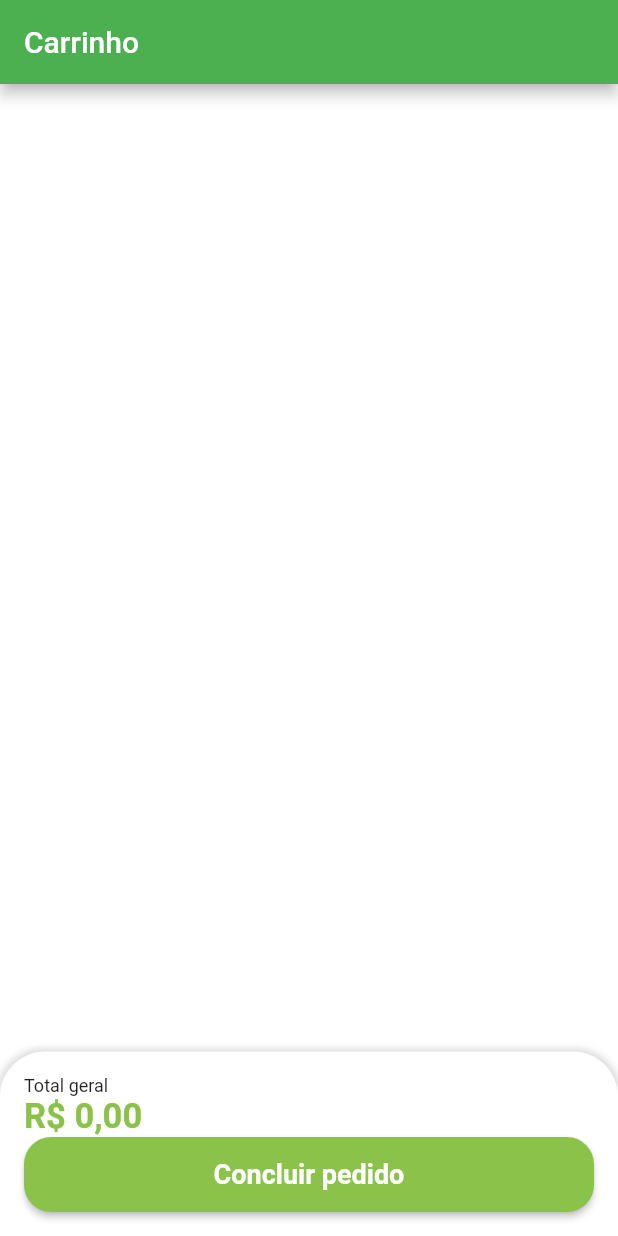
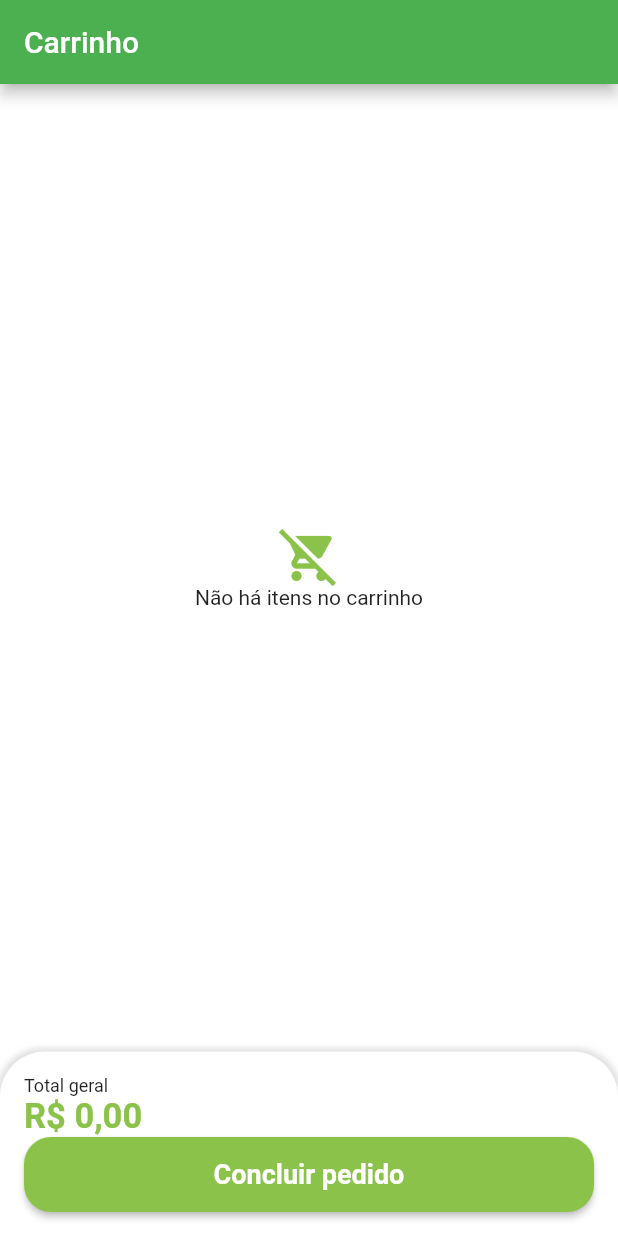
Before and after one commit to luwanhika/greenGrocer, a Flutter app: the CartTab screen opened directly, on a phone screen of 412 x 824 dp. Run offline on Flutter 3.47's test engine with Material 2 defaults, Android fonts, the phone set to English and light mode, and no system bars; our stand-ins replace animated_text_kit, badges, dio, flutter_secure_storage, fluttertoast, freezed_annotation and 4 more; missing offline and left inert: add_to_cart_animation; accounts and stored records are empty.

Commit message:
Adicionando ao carriho pelo tile e a quantidade de itens

```diff
--- a/lib/src/pages/cart/controller/cart_controller.dart
+++ b/lib/src/pages/cart/controller/cart_controller.dart
@@ -19,6 +19,12 @@ class CartController extends GetxController {
     super.onInit();
 
     getCartItems();
+  }
+
+  int getCartTotalItems() {
+    return cartItems.isEmpty
+        ? 0
+        : cartItems.map((e) => e.quantity).reduce((a, b) => a + b);
   }
 
   double cartTotalPrice() {
--- a/lib/src/pages/cart/view/cart_tab.dart
+++ b/lib/src/pages/cart/view/cart_tab.dart
@@ -38,7 +38,22 @@ class _CartTabState extends State<CartTab> {
         children: [
           // Lista de itens do carrinho
           Expanded(
-            child: GetBuilder<CartController>(builder: (controller) {
+            child: GetBuilder<CartController>(
+              builder: (controller) {
+                if (controller.cartItems.isEmpty) {
+                  return Column(
+                    mainAxisAlignment: MainAxisAlignment.center,
+                    children: [
+                      Icon(
+                        Icons.remove_shopping_cart,
+                        size: 40,
+                        color: CustomColors.customSwatchColor,
+                      ),
+                      const Text('Não há itens no carrinho'),
+                    ],
+                  );
+                }
+
                 return ListView.builder(
                   itemCount: controller.cartItems.length,
                   itemBuilder: (_, index) {
@@ -47,7 +62,8 @@ class _CartTabState extends State<CartTab> {
                     );
                   },
                 );
-            }),
+              },
+            ),
           ),
 
           // Total e botão de concluir o pedido
--- a/lib/src/pages/home/view/components/item_tile.dart
+++ b/lib/src/pages/home/view/components/item_tile.dart
@@ -2,6 +2,7 @@ import 'package:flutter/material.dart';
 import 'package:get/get.dart';
 import 'package:greengrocer/src/config/custom_colors.dart';
 import 'package:greengrocer/src/models/item_model.dart';
+import 'package:greengrocer/src/pages/cart/controller/cart_controller.dart';
 import 'package:greengrocer/src/pages_routes/app_pages.dart';
 import 'package:greengrocer/src/services/utils_services.dart';
 
@@ -23,6 +24,7 @@ class _ItemTileState extends State<ItemTile> {
   final GlobalKey imageGK = GlobalKey();
 
   final UtilsServices utilsServices = UtilsServices();
+  final cartController = Get.find<CartController>();
 
   IconData tileIcon = Icons.add_shopping_cart_outlined;
 
@@ -113,6 +115,8 @@ class _ItemTileState extends State<ItemTile> {
                 onTap: () {
                   switchIcon();
 
+                  cartController.addItemToCart(item: widget.item);
+
                   widget.cartAnimationMethod(imageGK);
                 },
                 child: Ink(
```
Also changed, not shown: lib/src/pages/home/view/home_tab.dart (+13 -6 lines). Lines whose indentation alone changed are shown as unchanged.
